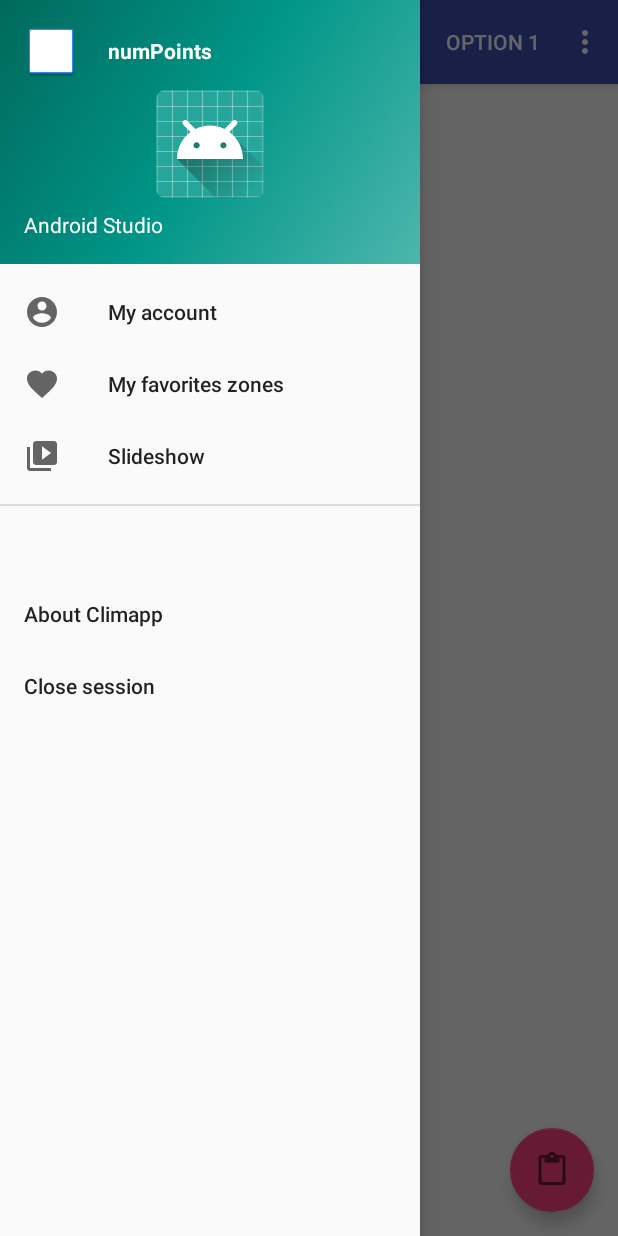
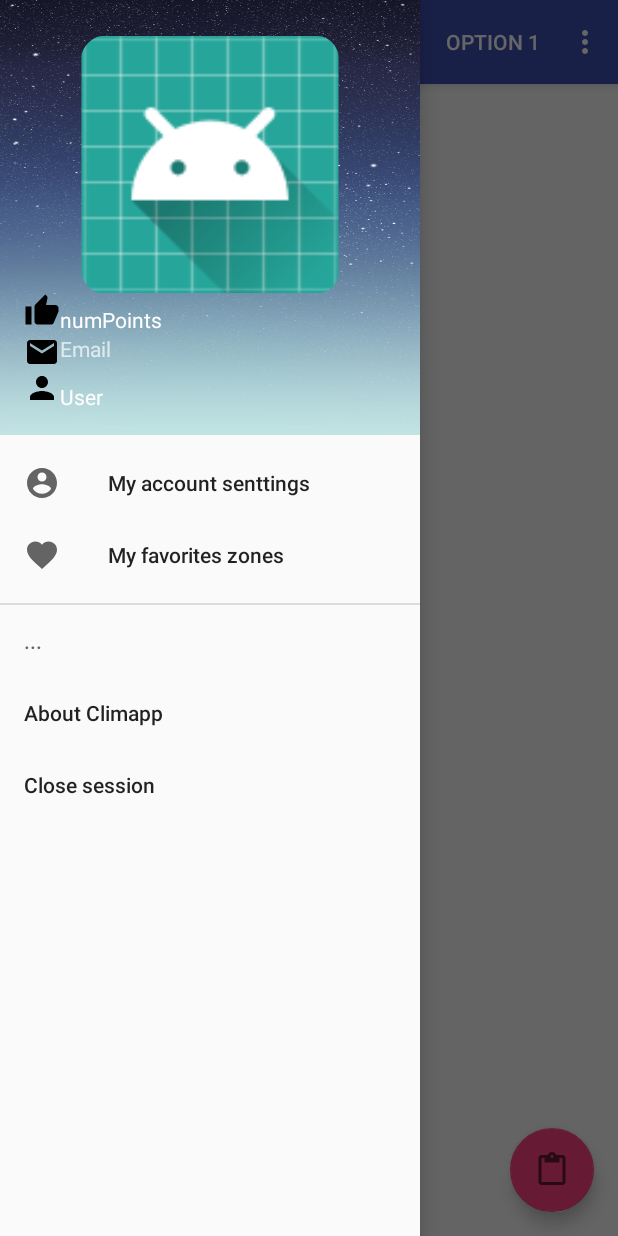
Before and after one commit to Climapp-Cosw/ClimappAndroid, an Android app: the MainMapReport screen opened directly, with no data from a screen before it, with the side drawer open, on a phone screen of 412 x 824 dp. Run offline under Robolectric (Android 15) with nearby library versions, the phone set to English and light mode, and no system bars.

Commit message:
base nav bar user

```diff
--- /dev/null
+++ b/app/src/main/res/drawable/ic_email_black_24dp.xml
@@ -0,0 +1,9 @@
+<vector xmlns:android="http://schemas.android.com/apk/res/android"
+        android:width="24dp"
+        android:height="24dp"
+        android:viewportWidth="24.0"
+        android:viewportHeight="24.0">
+    <path
+        android:fillColor="#FF000000"
+        android:pathData="M20,4L4,4c-1.1,0 -1.99,0.9 -1.99,2L2,18c0,1.1 0.9,2 2,2h16c1.1,0 2,-0.9 2,-2L22,6c0,-1.1 -0.9,-2 -2,-2zM20,8l-8,5 -8,-5L4,6l8,5 8,-5v2z"/>
+</vector>
--- a/app/src/main/res/layout/nav_header_main.xml
+++ b/app/src/main/res/layout/nav_header_main.xml
@@ -1,9 +1,9 @@
 <?xml version="1.0" encoding="utf-8"?>
-<TableLayout xmlns:android="http://schemas.android.com/apk/res/android"
+<LinearLayout xmlns:android="http://schemas.android.com/apk/res/android"
     xmlns:app="http://schemas.android.com/apk/res-auto"
     android:layout_width="match_parent"
     android:layout_height="@dimen/nav_header_height"
-    android:background="@drawable/side_nav_bar"
+    android:background="@drawable/background"
     android:gravity="bottom"
     android:orientation="vertical"
     android:paddingBottom="@dimen/activity_vertical_margin"
@@ -12,47 +12,79 @@
     android:paddingTop="@dimen/activity_vertical_margin"
     android:theme="@style/ThemeOverlay.AppCompat.Dark">
 
-    <TableRow
-        android:layout_width="match_parent"
-        android:layout_height="match_parent">
-
-        <ImageView
-            android:id="@+id/imageView6"
-            android:layout_width="36dp"
-            android:layout_height="36dp"
-            android:contentDescription="@string/todo"
-            android:src="@drawable/common_google_signin_btn_icon_dark_normal_background" />
-
-        <TextView
-            android:id="@+id/textView6"
-
-            android:layout_width="match_parent"
-            android:layout_height="wrap_content"
-            android:layout_gravity="center_vertical"
-            android:layout_weight="1"
-            android:paddingStart="20dp"
-            android:text="@string/numpoints"
-            android:textAppearance="@style/TextAppearance.AppCompat"
-            android:textStyle="bold" />
-    </TableRow>
     <ImageView
         android:id="@+id/imageView"
-        android:layout_width="wrap_content"
-        android:layout_height="wrap_content"
+        android:layout_width="match_parent"
+        android:layout_height="179dp"
+        android:contentDescription="@string/todo"
         android:paddingTop="@dimen/nav_header_vertical_spacing"
         app:srcCompat="@mipmap/ic_launcher_round" />
 
-    <TextView
-        android:layout_width="match_parent"
-        android:layout_height="wrap_content"
-        android:paddingTop="@dimen/nav_header_vertical_spacing"
-        android:text="Android Studio"
-        android:textAppearance="@style/TextAppearance.AppCompat.Body1" />
-
-    <TextView
-        android:id="@+id/textView"
+    <TableRow
         android:layout_width="wrap_content"
         android:layout_height="wrap_content"
-        android:text="android.studio@android.com" />
+        android:layout_weight="1">
 
-</TableLayout>
+        <ImageView
+            android:id="@+id/imageView1"
+            android:layout_width="wrap_content"
+            android:layout_height="wrap_content"
+            android:contentDescription="@string/numpoints"
+            android:src="@drawable/ic_thumb_up_black_24dp" />
+
+        <TextView
+            android:id="@+id/textpoints"
+            android:layout_width="wrap_content"
+            android:layout_height="wrap_content"
+            android:layout_weight="1"
+            android:paddingTop="@dimen/nav_header_vertical_spacing"
+            android:text="@string/numpoints"
+            android:textAppearance="@style/TextAppearance.AppCompat.Body1" />
+
+    </TableRow>
+
+    <TableRow
+        android:layout_width="wrap_content"
+        android:layout_height="wrap_content"
+        android:layout_weight="1">
+
+        <ImageView
+            android:id="@+id/imageView2"
+            android:layout_width="wrap_content"
+            android:layout_height="wrap_content"
+            android:contentDescription="@string/email"
+            android:src="@drawable/ic_email_black_24dp" />
+
+        <TextView
+            android:id="@+id/textemail"
+            android:layout_width="wrap_content"
+            android:layout_height="wrap_content"
+            android:layout_weight="1"
+            android:text="@string/email" />
+
+    </TableRow>
+
+    <TableRow
+        android:layout_width="wrap_content"
+        android:layout_height="wrap_content"
+        android:layout_weight="1">
+
+        <ImageView
+            android:id="@+id/imageView3"
+            android:layout_width="wrap_content"
+            android:layout_height="wrap_content"
+            android:contentDescription="@string/user"
+            android:src="@drawable/ic_person_black_24dp" />
+
+        <TextView
+            android:id="@+id/textuser"
+            android:layout_width="wrap_content"
+            android:layout_height="wrap_content"
+            android:layout_weight="1"
+            android:paddingTop="@dimen/nav_header_vertical_spacing"
+            android:text="@string/user"
+            android:textAppearance="@style/TextAppearance.AppCompat.Body1" />
+
+    </TableRow>
+
+</LinearLayout>
--- a/app/src/main/res/menu/activity_main_drawer.xml
+++ b/app/src/main/res/menu/activity_main_drawer.xml
@@ -5,30 +5,25 @@
 
     <group android:checkableBehavior="single">
         <item
-            android:id="@+id/nav_camera"
+            android:id="@+id/nav_edit_profile"
             android:icon="@drawable/ic_account_circle_black_24dp"
-            android:title="My account" />
+            android:title="My account senttings" />
         <item
-            android:id="@+id/nav_gallery"
+            android:id="@+id/nav_zones"
             android:icon="@drawable/ic_favorite_black_24dp"
             android:title="My favorites zones" />
-        <item
-            android:id="@+id/nav_slideshow"
-            android:icon="@drawable/ic_menu_slideshow"
-            android:title="Slideshow" />
 
     </group>
 
-     <item android:title="">
+    <item android:title='...'>
         <menu>
             <item
-                android:id="@+id/nav_send"
+                android:id="@+id/nav_about"
                 android:title="About Climapp" />
             <item
-                android:id="@+id/nav_manage"
+                android:id="@+id/nav_close"
                 android:title="Close session" />
         </menu>
     </item>
 
-
 </menu>
--- a/app/src/main/res/values/dimens.xml
+++ b/app/src/main/res/values/dimens.xml
@@ -3,7 +3,7 @@
     <dimen name="activity_horizontal_margin">16dp</dimen>
     <dimen name="activity_vertical_margin">16dp</dimen>
     <dimen name="nav_header_vertical_spacing">8dp</dimen>
-    <dimen name="nav_header_height">176dp</dimen>
+    <dimen name="nav_header_height">290dp</dimen>
     <dimen name="fab_margin">16dp</dimen>
     <dimen name="appbar_padding_top">8dp</dimen>
 </resources>
```
Also changed, not shown: app/src/main/AndroidManifest.xml (+5 -3 lines), app/src/main/java/edu/eci/cosw/climapp/controller/EditProfile.java (renamed from app/src/main/java/edu/eci/cosw/climapp/controller/DetailProfile.java, +2 -6 lines), app/src/main/java/edu/eci/cosw/climapp/controller/FavoriteZones.java (added, +8 -0 lines), app/src/main/java/edu/eci/cosw/climapp/controller/MainMapReport.java (+26 -6 lines), app/src/main/res/drawable/ic_edit_black_24dp.xml (added, +9 -0 lines), app/src/main/res/drawable/ic_thumb_down_black_24dp.xml (added, +9 -0 lines), app/src/main/res/drawable/ic_thumbs_up_down_black_24dp.xml (added, +9 -0 lines), app/src/main/res/layout/activity_edit_profile.xml (renamed from app/src/main/res/layout/activity_profile_detail.xml, +13 -33 lines).
